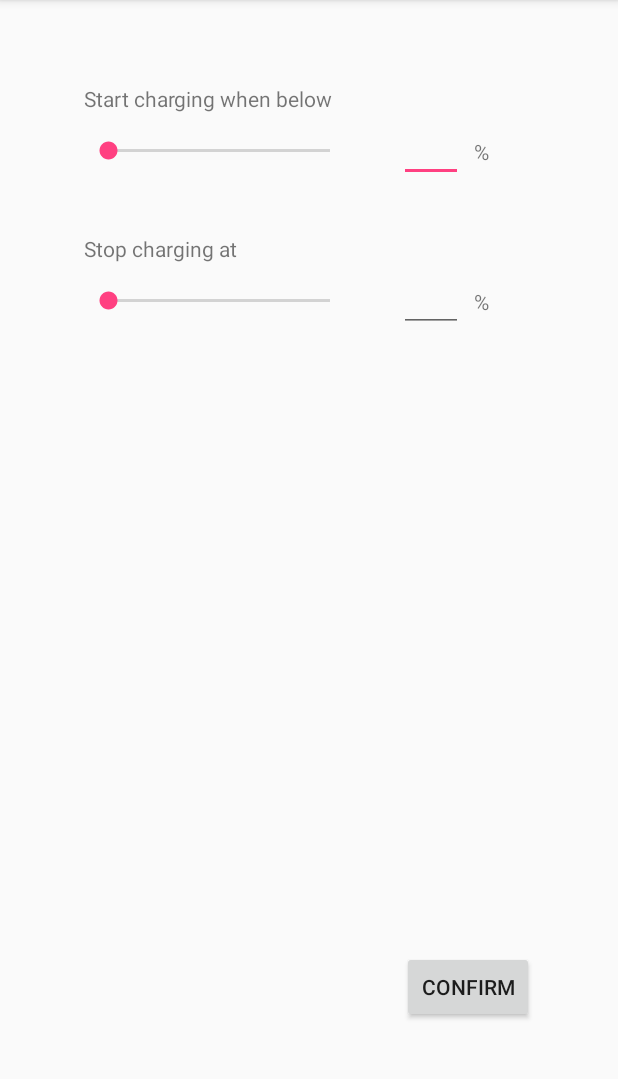
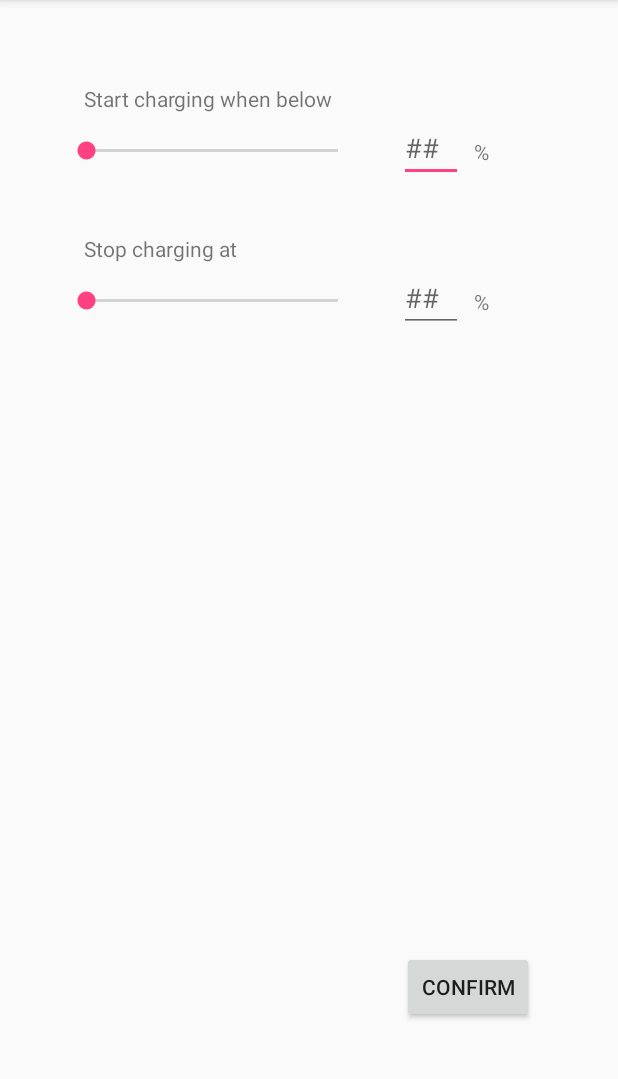
Before and after one commit to aumitche/smarger, an Android app: the screen it shows after launch (BatterySettings), on a phone screen of 412 x 824 dp, the part 84-1163 px from its top. Run offline under Robolectric (Android 15) with nearby library versions, the phone set to English and light mode, and no system bars.

Commit message:
interface-1: added functionality to the buttons and checks battery levels

```diff
--- a/app/src/main/java/me/cfanguo/smarger/BatterySettings.java
+++ b/app/src/main/java/me/cfanguo/smarger/BatterySettings.java
@@ -1,13 +1,133 @@
 package me.cfanguo.smarger;
 
+import android.content.BroadcastReceiver;
+import android.content.Context;
+import android.content.Intent;
+import android.content.IntentFilter;
+import android.os.BatteryManager;
+import android.os.Bundle;
 import android.support.v7.app.AppCompatActivity;
-import android.os.Bundle;
+import android.text.TextUtils;
+import android.view.View;
+import android.widget.EditText;
+import android.widget.SeekBar;
+import android.widget.TextView;
 
 public class BatterySettings extends AppCompatActivity {
+  SeekBar skStart, skStop;
+  EditText edStart, edStop;
+  TextView confirmMsg;
+  int startVal, stopVal;
+  public static final int sendON = 1, sendOFF = 0;
 
+  @Override
+  protected void onCreate(Bundle savedInstanceState) {
+    super.onCreate(savedInstanceState);
+    setContentView(R.layout.activity_battery_settings);
+
+    skStart=(SeekBar) findViewById(R.id.startseek);
+    skStop=(SeekBar) findViewById(R.id.stopseek);
+    edStart=(EditText) findViewById(R.id.startinput);
+    edStop=(EditText) findViewById(R.id.stopinput);
+    confirmMsg=(TextView) findViewById(R.id.confirmmsg);
+
+    this.registerReceiver(this.batteryInfoReceiver,	new IntentFilter(Intent.ACTION_BATTERY_CHANGED));
+
+    skStart.setOnSeekBarChangeListener(new SeekBar.OnSeekBarChangeListener(){
+
+      @Override
+      public void onProgressChanged(SeekBar seekBar, int progress, boolean fromUser) {
+        // TODO Auto-generated method stub
+        edStart.setText(String.valueOf(progress));
+      }
+
+      @Override
+      public void onStartTrackingTouch(SeekBar seekBar) {
+        // TODO Auto-generated method stub
+      }
+
+      @Override
+      public void onStopTrackingTouch(SeekBar seekBar) {
+        // TODO Auto-generated method stub
+      }
+    });
+    skStop.setOnSeekBarChangeListener(new SeekBar.OnSeekBarChangeListener(){
+
+      @Override
+      public void onProgressChanged(SeekBar seekBar, int progress, boolean fromUser) {
+        // TODO Auto-generated method stub
+        edStop.setText(String.valueOf(progress));
+      }
+
+      @Override
+      public void onStartTrackingTouch(SeekBar seekBar) {
+        // TODO Auto-generated method stub
+      }
+
+      @Override
+      public void onStopTrackingTouch(SeekBar seekBar) {
+        // TODO Auto-generated method stub
+      }
+    });
+    edStart.setOnFocusChangeListener(new View.OnFocusChangeListener() {
+      @Override
+      public void onFocusChange(View v, boolean hasFocus) {
+        String valCheck = edStart.getText().toString();
+        if (!TextUtils.isEmpty(valCheck) && TextUtils.isDigitsOnly(valCheck)){
+          skStart.setProgress(Integer.parseInt(valCheck));
+        }
+      }
+    });
+    edStop.setOnFocusChangeListener(new View.OnFocusChangeListener() {
+      @Override
+      public void onFocusChange(View v, boolean hasFocus) {
+        String valCheck = edStop.getText().toString();
+        if (!TextUtils.isEmpty(valCheck) && TextUtils.isDigitsOnly(valCheck)){
+          skStop.setProgress(Integer.parseInt(valCheck));
+        }
+      }
+    });
+  }
+
+  /** Called when the user clicks the Confirm button */
+  public void sendMessage(View view) {
+    String startCheck = edStart.getText().toString();
+    String stopCheck = edStop.getText().toString();
+
+    if (!TextUtils.isEmpty(startCheck) &&
+        !TextUtils.isEmpty(stopCheck) &&
+        TextUtils.isDigitsOnly(stopCheck) &&
+        TextUtils.isDigitsOnly(startCheck)) {
+      startVal = Integer.parseInt(startCheck);
+      stopVal = Integer.parseInt(stopCheck);
+      confirmMsg.setText("Your phone will start charging once it drops below "
+          + Integer.toString(startVal)
+          +"% and until it reaches "
+          + Integer.toString(stopVal)
+          +"%");
+    }
+    else {
+      confirmMsg.setText("Please ensure you have entered valid values");
+    }
+  }
+
+  /** Checks the level vs the suggested value, and sends a signal via bluetooth*/
+  private BroadcastReceiver batteryInfoReceiver = new BroadcastReceiver() {
     @Override
-    protected void onCreate(Bundle savedInstanceState) {
-        super.onCreate(savedInstanceState);
-        setContentView(R.layout.activity_battery_settings);
+    public void onReceive(Context context, Intent intent) {
+
+      int level = intent.getIntExtra(BatteryManager.EXTRA_LEVEL, 0);
+      TextView testText=(TextView) findViewById(R.id.confirmmsg);
+
+      if (level >= stopVal) {
+        testText.setText(
+            "Level: " + level + "\n" +
+            "OFF: "+ sendOFF + "\n");
+      }
+      else if (level <= startVal) {}
+      testText.setText(
+              "Level: " + level + "\n" +
+              "ON: "+ sendON + "\n");
     }
+  };
 }
--- a/app/src/main/res/layout/activity_battery_settings.xml
+++ b/app/src/main/res/layout/activity_battery_settings.xml
@@ -13,17 +13,18 @@
     <TextView
         android:layout_width="wrap_content"
         android:layout_height="wrap_content"
-        android:text="Start charging when below"
+        android:text="@string/start_text"
         android:id="@+id/starttext"
         android:layout_marginTop="40dp"
         android:layout_marginStart="40dp" />
 
     <SeekBar
-        android:layout_width="180dp"
+        android:layout_width="200dp"
         android:layout_height="wrap_content"
+        android:max="100"
         android:id="@+id/startseek"
         android:layout_marginTop="75dp"
-        android:layout_marginStart="40dp" />
+        android:layout_marginStart="25dp" />
 
     <EditText
         android:layout_width="wrap_content"
@@ -31,6 +32,7 @@
         android:inputType="number"
         android:ems="2"
         android:id="@+id/startinput"
+        android:hint="@string/edit_message"
         android:layout_marginTop="60dp"
         android:layout_marginStart="250dp" />
 
@@ -45,17 +47,18 @@
     <TextView
         android:layout_width="wrap_content"
         android:layout_height="wrap_content"
-        android:text="Stop charging at"
+        android:text="@string/stop_text"
         android:id="@+id/stoptext"
         android:layout_marginTop="140dp"
         android:layout_marginStart="40dp" />
 
     <SeekBar
-        android:layout_width="180dp"
+        android:layout_width="200dp"
         android:layout_height="wrap_content"
+        android:max="100"
         android:id="@+id/stopseek"
         android:layout_marginTop="175dp"
-        android:layout_marginStart="40dp" />
+        android:layout_marginStart="25dp" />
 
     <EditText
         android:layout_width="wrap_content"
@@ -63,6 +66,7 @@
         android:inputType="number"
         android:ems="2"
         android:id="@+id/stopinput"
+        android:hint="@string/edit_message"
         android:layout_marginTop="160dp"
         android:layout_marginStart="250dp" />
 
@@ -75,14 +79,22 @@
         android:layout_marginStart="300dp"/>
 
     <Button
-        android:text="Confirm"
+        android:text="@string/button_send"
         android:layout_width="wrap_content"
         android:layout_height="wrap_content"
         android:id="@+id/confirmbutton"
         android:layout_marginEnd="40dp"
         android:layout_marginBottom="70dp"
         android:layout_alignParentBottom="true"
-        android:layout_alignParentEnd="true" />
+        android:layout_alignParentEnd="true"
+        android:onClick="sendMessage"/>
 
+    <TextView
+        android:layout_width="295dp"
+        android:layout_height="wrap_content"
+        android:text=""
+        android:id="@+id/confirmmsg"
+        android:layout_marginTop="400dp"
+        android:layout_marginStart="40dp"/>
 
 </RelativeLayout>
--- a/app/src/main/res/values/strings.xml
+++ b/app/src/main/res/values/strings.xml
@@ -1,3 +1,7 @@
 <resources>
     <string name="app_name">Smarger</string>
+    <string name="edit_message">##</string>
+    <string name="button_send">Confirm</string>
+    <string name="start_text">Start charging when below</string>
+    <string name="stop_text">Stop charging at</string>
 </resources>
```
